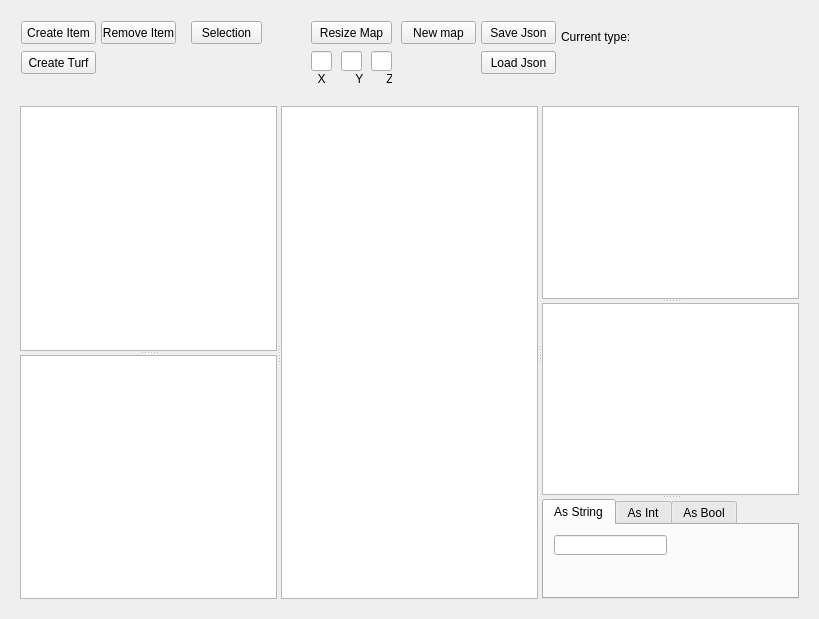
Before: the Qt Designer form sources/client/representation/qt/mapeditorform.ui in griefly/griefly, drawn with Qt 5.
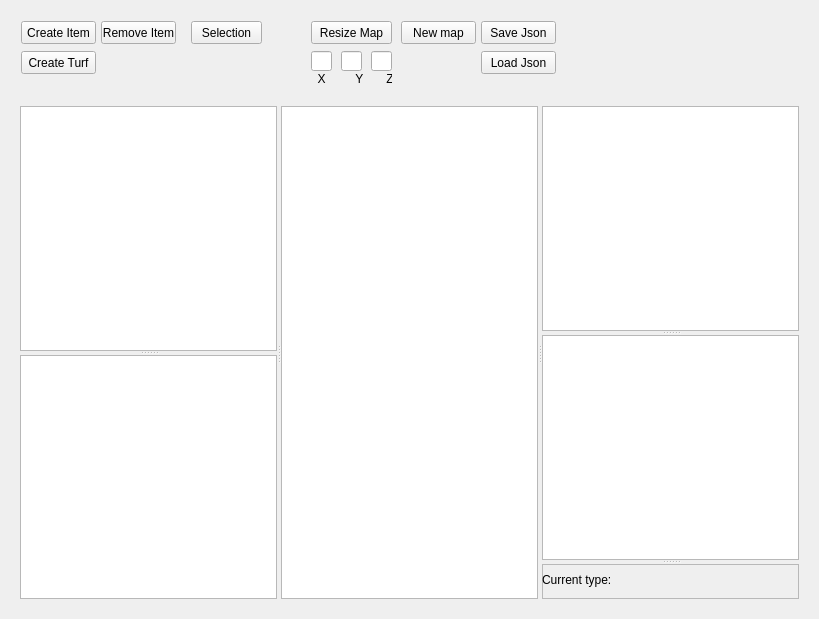
After: the same form once the commit is applied.

Commit message: Old variable editor panel has been removed #477

Patch:
```diff
--- a/sources/client/representation/qt/mapeditorform.ui
+++ b/sources/client/representation/qt/mapeditorform.ui
@@ -190,19 +190,6 @@
          <string>Load Json</string>
         </property>
        </widget>
-       <widget class="QLabel" name="current_variable_type_label">
-        <property name="geometry">
-         <rect>
-          <x>550</x>
-          <y>10</y>
-          <width>181</width>
-          <height>31</height>
-         </rect>
-        </property>
-        <property name="text">
-         <string>Current type:</string>
-        </property>
-       </widget>
       </widget>
      </item>
      <item>
@@ -234,60 +221,25 @@
            </property>
            <widget class="QListWidget" name="listWidgetTile"/>
            <widget class="QListWidget" name="listWidgetVariables"/>
-           <widget class="QTabWidget" name="tabWidgetVariables">
-            <property name="minimumSize">
-             <size>
-              <width>0</width>
-              <height>100</height>
-             </size>
+           <widget class="QFrame" name="frame">
+            <property name="frameShape">
+             <enum>QFrame::StyledPanel</enum>
             </property>
-            <property name="currentIndex">
-             <number>0</number>
+            <property name="frameShadow">
+             <enum>QFrame::Raised</enum>
             </property>
-            <widget class="QWidget" name="tabString">
-             <attribute name="title">
-              <string>As String</string>
-             </attribute>
-             <widget class="QLineEdit" name="lineEditAsString">
-              <property name="geometry">
-               <rect>
-                <x>10</x>
-                <y>10</y>
-                <width>113</width>
-                <height>20</height>
-               </rect>
-              </property>
-             </widget>
-            </widget>
-            <widget class="QWidget" name="tabInt">
-             <attribute name="title">
-              <string>As Int</string>
-             </attribute>
-             <widget class="QLineEdit" name="lineEditAsInt">
-              <property name="geometry">
-               <rect>
-                <x>10</x>
-                <y>10</y>
-                <width>113</width>
-                <height>20</height>
-               </rect>
-              </property>
-             </widget>
-            </widget>
-            <widget class="QWidget" name="tab">
-             <attribute name="title">
-              <string>As Bool</string>
-             </attribute>
-             <widget class="QLineEdit" name="lineEditAsBool">
-              <property name="geometry">
-               <rect>
-                <x>10</x>
-                <y>10</y>
-                <width>113</width>
-                <height>20</height>
-               </rect>
-              </property>
-             </widget>
+            <widget class="QLabel" name="current_variable_type_label">
+             <property name="geometry">
+              <rect>
+               <x>0</x>
+               <y>0</y>
+               <width>181</width>
+               <height>31</height>
+              </rect>
+             </property>
+             <property name="text">
+              <string>Current type:</string>
+             </property>
             </widget>
            </widget>
           </widget>
```
The commit also changes 1 other file.
